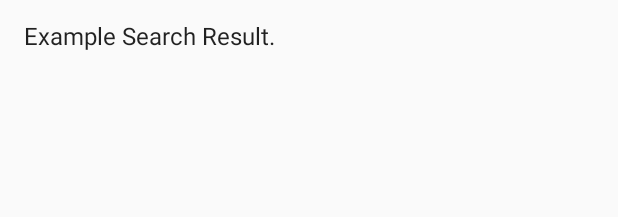
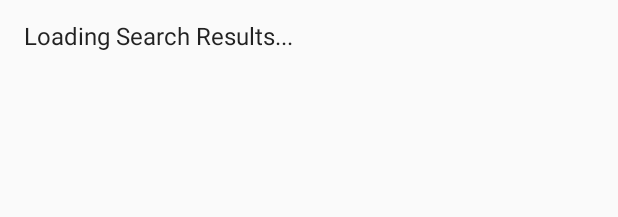
Before and after one commit to hanssy130/Sy_Claudio, an Android app: the layout activity_result_titles.xml on its own in the app's theme, with its tools: preview values and no code run, on a phone screen of 412 x 824 dp. Shown: the top 217 px of the screen. Run offline under Robolectric (Android 15) with nearby library versions, the phone set to English and light mode, and no system bars.

Commit message:
Updated date and time. Updated loading string.

```diff
--- a/app/src/main/res/values/strings.xml
+++ b/app/src/main/res/values/strings.xml
@@ -10,7 +10,7 @@
     <!--    Screen 2 Strings   -->
     <string name="message"></string>
     <string-array name="search_results">
-        <item>Example Search Result.</item>
+        <item>Loading Search Results...</item>
     </string-array>
 
     <!--    Screen 3 Strings   -->
```
Also changed, not shown: app/src/main/java/ca/bcit/sy_claudio/ResultTitlesActivity.java (+9 -0 lines).
